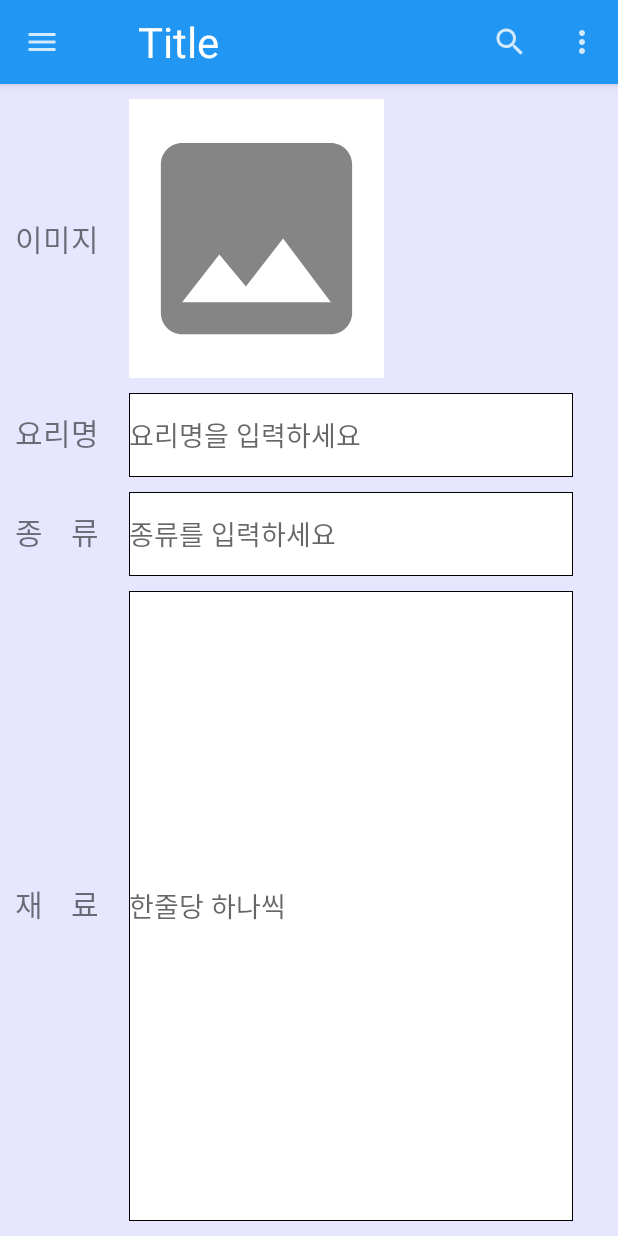
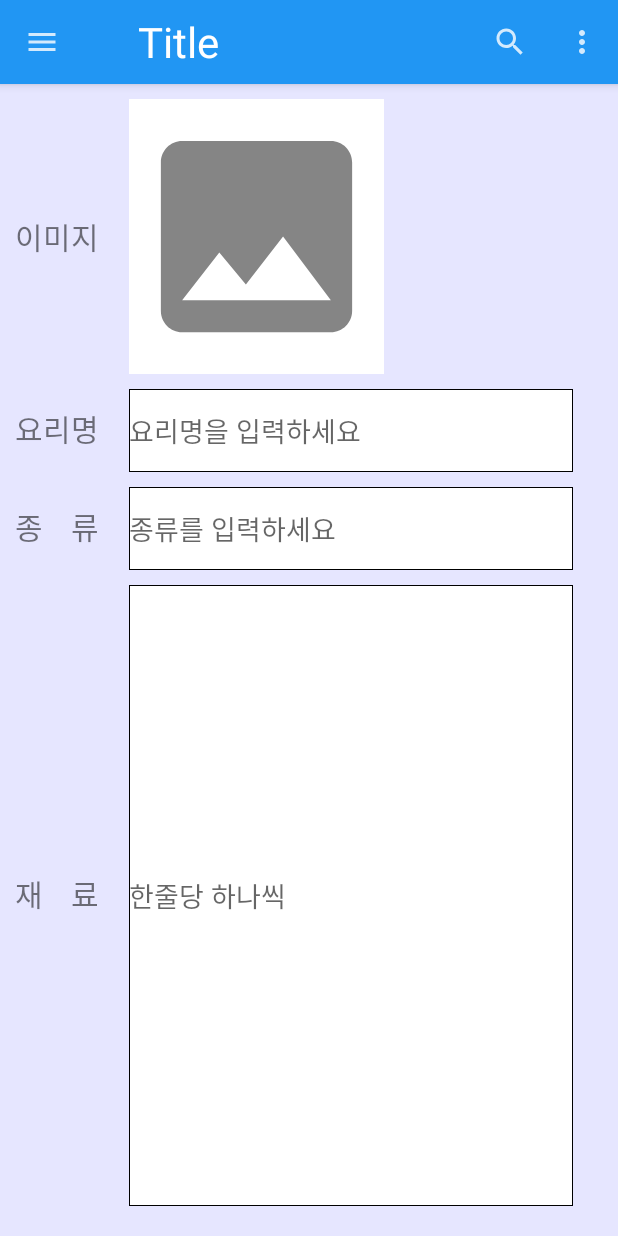
Before and after one commit to HKE528/recipeManager_android, an Android app: the screen it shows after launch (MainActivity), after a tap on an icon or button, on a phone screen of 412 x 824 dp. Run offline under Robolectric (Android 15) with nearby library versions, the phone set to English and light mode, and no system bars.

Commit message:
레이아웃 수정

```diff
--- a/recipeManager/app/src/main/java/com/example/recipemanager/MainActivity.kt
+++ b/recipeManager/app/src/main/java/com/example/recipemanager/MainActivity.kt
@@ -17,6 +17,7 @@ import android.widget.Toast
 import androidx.core.view.GravityCompat
 import kotlinx.android.synthetic.main.activity_main.*
 import kotlinx.android.synthetic.main.add_recipe.*
+import kotlinx.android.synthetic.main.add_recipe_1.*
 import kotlinx.android.synthetic.main.drawer_layout.*
 import kotlinx.android.synthetic.main.drawer_view.*
 
--- a/recipeManager/app/src/main/res/layout/add_recipe_1.xml
+++ b/recipeManager/app/src/main/res/layout/add_recipe_1.xml
@@ -80,7 +80,8 @@
         android:layout_height="wrap_content"
         android:orientation="horizontal"
         android:layout_weight="30"
-        android:layout_marginTop="10dp">
+        android:layout_marginTop="10dp"
+        android:layout_marginBottom="10dp">
         <TextView
             android:layout_width="wrap_content"
             android:layout_height="wrap_content"
@@ -96,5 +97,4 @@
             android:background="@drawable/edit_text_outline"/>
     </LinearLayout>
 
-
 </LinearLayout>
--- a/recipeManager/app/src/main/res/layout/add_recipe_2.xml
+++ b/recipeManager/app/src/main/res/layout/add_recipe_2.xml
@@ -4,7 +4,6 @@
     android:layout_height="match_parent"
     android:orientation="vertical"
     android:padding="10dp"
-    android:layout_margin="10dp"
     android:background="@color/item"
     >
 
@@ -19,7 +18,7 @@
         android:id="@+id/et_add_recipe"
         android:layout_width="match_parent"
         android:layout_height="match_parent"
-        android:layout_weight="10"
+        android:layout_weight="80"
         android:hint="한줄당 하나씩"
         android:layout_marginTop="10dp"
         android:layout_marginBottom="10dp"
```
